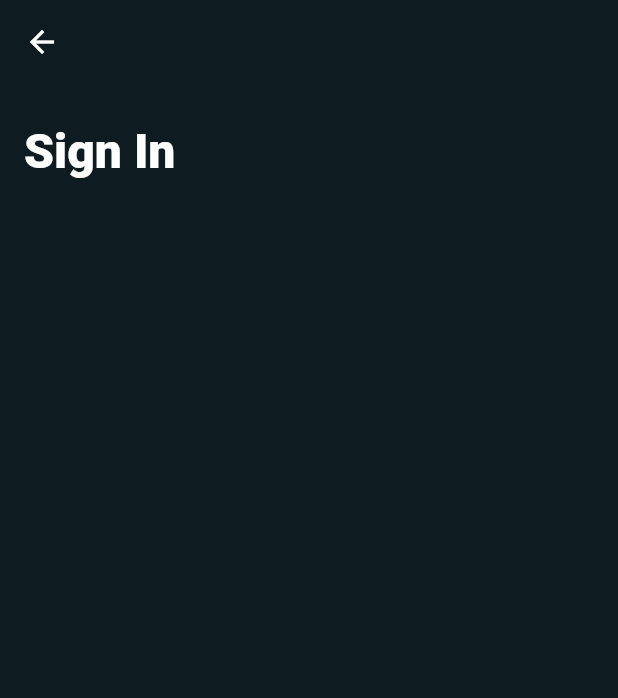
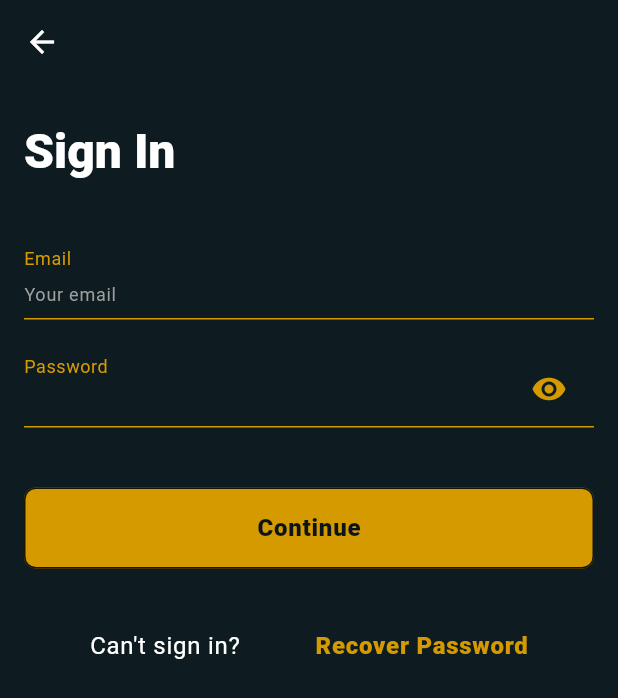
Before and after one commit to hery-alex/pixelfield_test, a Flutter app: the screen it shows after launch, after a tap on "Sign in first", on a phone screen of 412 x 824 dp. Shown: the top 698 px of the screen. Run offline on Flutter 3.47's test engine with Material 3 defaults, Android fonts, the light colour scheme and no system bars; our stand-ins replace rxdart.

Commit message:
sign in process

```diff
--- a/lib/config/app_theme.dart
+++ b/lib/config/app_theme.dart
@@ -29,6 +29,9 @@ class PixelFieldTheme {
      ),
      bodyLarge: TextStyle(
       fontSize: 16,
+     ),
+     bodyMedium: TextStyle(
+      fontSize: 12,
      )
    );
 
--- a/lib/routes/routes_configuration.dart
+++ b/lib/routes/routes_configuration.dart
@@ -1,6 +1,7 @@
 import 'package:flutter/material.dart';
 import 'package:pixelfield_test/screens/my_collection_main_screen.dart';
 import 'package:pixelfield_test/screens/sign_in/sign_in_screen.dart';
+import 'package:pixelfield_test/screens/sign_in/sing_in_provider.dart';
 import 'package:pixelfield_test/screens/welcome/welcome_screen.dart';
 
 
@@ -16,7 +17,7 @@ class RoutesConfiguration implements RouteConfig{
       case '/':
         return  const WelcomeScreen();
       case '/signIn':
-        return const SignInScreen();
+        return  SignInProvider(child:const SignInScreen());
       case '/myCollection':
         return const MyCollectionMainScreen();
       default :
--- a/lib/screens/my_collection_main_screen.dart
+++ b/lib/screens/my_collection_main_screen.dart
@@ -1,10 +1,14 @@
 import 'package:flutter/material.dart';
+import 'package:pixelfield_test/layout/layout.dart';
 
 class MyCollectionMainScreen extends StatelessWidget {
   const MyCollectionMainScreen({super.key});
 
   @override
   Widget build(BuildContext context) {
-    return const Placeholder();
+    return LayoutForBackground(
+      child: Text('here'),
+      showBackButton: false,
+      showBackgroundImage: false);
   }
 }
--- a/lib/screens/sign_in/sign_in_bloc.dart
+++ b/lib/screens/sign_in/sign_in_bloc.dart
@@ -1,5 +1,7 @@
+import 'dart:async';
 import 'dart:convert';
-
+import 'dart:developer';
+import 'package:flutter/material.dart';
 import 'package:flutter/services.dart';
 import 'package:pixelfield_test/screens/sign_in/sign_in_email_password_validators.dart';
 import 'package:rxdart/rxdart.dart';
@@ -14,14 +16,29 @@ final _passwordController = PublishSubject<String>();
 Stream<String> get loginEmail => _emailController.stream.transform(validateEmail);
 Stream<String> get loginPassword => _passwordController.stream.transform(validatePassword);
 
-void get submitValues => Rx.combineLatest2(loginEmail,loginPassword,(loginEm,loginPas) async{
-    await checkCredentials(loginEm,loginPas);
+
+
+Future<void> submitLogin(BuildContext context,String buttonemail,String buttonpass) => checkCredentials(context,buttonemail,buttonpass);
+Function(String) get addEmail => _emailController.sink.add;
+Function(String) get addPassword => _passwordController.sink.add;
+
+Stream<Map<String,String>> get submitValues => Rx.combineLatest([loginEmail,loginPassword],(values){
+  log('value $values');
+    return {
+      "email" :values[0],
+      "password":values[1]
+    };
 });
 
 
-Future<void> checkCredentials(String email, String password) async{
-   final String response = await rootBundle.loadString('assets/jsonData.json');
+Future<void> checkCredentials(BuildContext context,String userName , String password) async{
+   final String response = await rootBundle.loadString('assets/jsonData/jsonDataCredentials.json');
    final data = await json.decode(response);
+   for(var user in data['users']){
+    if(user['userName'] == userName && user['password'] == password){
+       Navigator.of(context).pushNamed('/myCollection');
+    }
+  }
 }
 
 
--- a/lib/screens/sign_in/sign_in_box.dart
+++ b/lib/screens/sign_in/sign_in_box.dart
@@ -1,5 +1,8 @@
 import 'package:flutter/material.dart';
 import 'package:pixelfield_test/config/size_config.dart';
+import 'package:pixelfield_test/screens/sign_in/sign_in_widgets/button_widget.dart';
+import 'package:pixelfield_test/screens/sign_in/sign_in_widgets/email_widget.dart';
+import 'package:pixelfield_test/screens/sign_in/sign_in_widgets/password_widget.dart';
 
 class LoginBox extends StatefulWidget {
   const LoginBox({super.key});
@@ -12,16 +15,6 @@ class _LoginBoxState extends State<LoginBox> {
 
    final _formKey = GlobalKey<FormState>();
 
-   final TextEditingController _textControllerEmailAddress = TextEditingController();
-   final TextEditingController _textControllerPassword = TextEditingController();
-
-
-  @override
-  void dispose() {
-    _textControllerPassword.dispose();
-    _textControllerEmailAddress.dispose();
-    super.dispose();
-  }
 
   @override
   Widget build(BuildContext context) {
@@ -30,9 +23,37 @@ class _LoginBoxState extends State<LoginBox> {
       height: 352,
       child: Form(
         key: _formKey,
-        child: Column(
+        child:  Column(
           children: [
-
+           const EmailSignIn(),
+           const SizedBox(height: 20),
+           const PasswordSignIn(),
+           const SizedBox(height: 40),
+           const SubmitButtonSignIn(),
+           const SizedBox(height: 40),
+            SizedBox(
+            child: Row(
+              mainAxisAlignment: MainAxisAlignment.center,
+              children: [
+                 Text.rich(
+                      TextSpan(
+                        text: 'Can\'t sign in?',
+                        style:Theme.of(context).textTheme.bodyLarge?.apply(
+                            color: Theme.of(context).colorScheme.onPrimary,
+                        )
+                    )),
+                    const  SizedBox(width: 50),
+                    Text.rich(
+                        TextSpan(
+                          text: 'Recover Password',
+                          style:Theme.of(context).textTheme.bodyLarge?.apply(
+                              color: Theme.of(context).colorScheme.primaryContainer,
+                              fontWeightDelta: 600
+                          )
+                      )),
+              ],
+            ),
+           )
           ],
         ),
       ),
--- a/lib/screens/sign_in/sign_in_email_password_validators.dart
+++ b/lib/screens/sign_in/sign_in_email_password_validators.dart
@@ -1,4 +1,5 @@
 import 'dart:async';
+import 'dart:developer';
 
 abstract class RegexValidators{
    RegExp? regex;
@@ -17,20 +18,21 @@ mixin class SignInValidators{
   final RegExp regex = RegExp(pattern);
 
   final validateEmail = StreamTransformer<String,String>.fromHandlers(handleData: (email,sink){
-     if(email.isEmpty || SignInValidators().regex.hasMatch(email)){
-      sink.addError('Enter a valid email');
+     log('data: $email');
+     if(email.isNotEmpty && SignInValidators().regex.hasMatch(email)){
+       sink.add(email);
      }else{
-      sink.add(email);
+       sink.addError('Enter a valid email');
      }
   });
 
 
   final validatePassword =  StreamTransformer<String, String>.fromHandlers(
       handleData: (device, sink) {
-    if (device.length > 3) {
+    if (device.length > 4) {
       sink.add(device);
     } else {
-      return sink.addError('Password must be more than 3 characters!');
+      return sink.addError('Password must be more than 4 characters!');
     }
   });
 
--- a/lib/screens/sign_in/sign_in_screen.dart
+++ b/lib/screens/sign_in/sign_in_screen.dart
@@ -1,5 +1,6 @@
 import 'package:flutter/material.dart';
 import 'package:pixelfield_test/layout/layout.dart';
+import 'package:pixelfield_test/screens/sign_in/sign_in_box.dart';
 
 class SignInScreen extends StatelessWidget {
   const SignInScreen({super.key});
@@ -22,7 +23,8 @@ class SignInScreen extends StatelessWidget {
                     fontWeightDelta: 400
                 )
              )),
-             const SizedBox(height: 40)
+             const SizedBox(height: 40),
+             const LoginBox()
            ],
         ),
       ),
--- a/lib/screens/sign_in/sign_in_user_model.dart
+++ /dev/null
@@ -1,3 +0,0 @@
-class SignInUsermodel {
-
-}
--- /dev/null
+++ b/lib/screens/sign_in/sign_in_widgets/button_widget.dart
@@ -0,0 +1,54 @@
+import 'dart:developer';
+
+import 'package:flutter/material.dart';
+import 'package:pixelfield_test/screens/sign_in/sing_in_provider.dart';
+
+class SubmitButtonSignIn extends StatelessWidget {
+  const SubmitButtonSignIn({super.key});
+
+  @override
+  Widget build(BuildContext context) {
+    return StreamBuilder<Object>(
+      stream: SignInProvider.of(context)!.singInBloc.submitValues,
+      builder: (context, AsyncSnapshot validButton) {
+           log('validButton:  ${validButton.data}');
+        return  ElevatedButton(
+                  style: ButtonStyle(
+                    elevation: WidgetStateProperty.all<double>(0.0),
+                    shape: WidgetStateProperty.all<OutlinedBorder>(
+                      const RoundedRectangleBorder(
+                        side: BorderSide(color: Colors.black87),
+                        borderRadius:
+                            BorderRadius.all(Radius.circular(8)),
+                      ),
+                    ),
+                    shadowColor: WidgetStateProperty.all<Color>(
+                        Colors.black54,
+                    ),
+                    backgroundColor: WidgetStateProperty.all<Color>(
+                      Theme.of(context).colorScheme.primaryContainer,
+                    ),
+                  ),
+                  onPressed: ()=> validButton.hasData  ? SignInProvider.of(context)!.singInBloc.submitLogin(context,validButton.data['email'],validButton.data['password']) : null,
+                  child: SizedBox(
+                    height: 54,
+                    width: double.infinity,
+                    child:Row(
+                mainAxisAlignment: MainAxisAlignment.center,
+                crossAxisAlignment: CrossAxisAlignment.center,
+                children: [
+                   Text.rich(
+                      TextSpan(
+                        text: 'Continue',
+                        style:Theme.of(context).textTheme.bodyLarge?.apply(
+                            color: Theme.of(context).colorScheme.surface,
+                            fontWeightDelta: 600
+                        )
+                    )),
+                ],
+              )
+            ));
+      }
+    );
+  }
+}
--- /dev/null
+++ b/lib/screens/sign_in/sign_in_widgets/email_widget.dart
@@ -0,0 +1,61 @@
+import 'package:flutter/material.dart';
+import 'package:pixelfield_test/screens/sign_in/sing_in_provider.dart';
+
+class EmailSignIn extends StatelessWidget {
+  const EmailSignIn({super.key});
+
+  @override
+  Widget build(BuildContext context) {
+    return StreamBuilder<Object>(
+      stream: SignInProvider.of(context)!.singInBloc.loginEmail,
+      builder: (context, AsyncSnapshot email) {
+        return TextFormField(
+                 onChanged: SignInProvider.of(context)!.singInBloc.addEmail,
+                    onTapOutside: (PointerDownEvent event) {
+                      FocusManager.instance.primaryFocus?.unfocus();
+                    },
+                  cursorColor: Theme.of(context).colorScheme.onPrimary,
+                  style: Theme.of(context).textTheme.bodyLarge!.apply(
+                     color: Theme.of(context).colorScheme.onPrimary
+                    ),
+                  decoration: InputDecoration(
+                    errorText: email.error?.toString(),
+                    labelText: 'Email ',
+                    floatingLabelAlignment: FloatingLabelAlignment.start,
+                    floatingLabelBehavior: FloatingLabelBehavior.always,
+                    labelStyle: Theme.of(context).textTheme.bodyLarge!.apply(
+                     color: Theme.of(context).colorScheme.primaryContainer
+                    ),
+                    errorStyle:const TextStyle(
+                        color: Colors.red,
+                        fontSize: 12,
+                        fontWeight: FontWeight.bold,
+                        fontStyle: FontStyle.normal,
+                      ),
+                    errorMaxLines: 3,
+                    contentPadding: const EdgeInsets.symmetric(vertical: 6),
+                    hintText: 'Your email',
+                    hintStyle:  const TextStyle(
+                      color: Colors.grey,
+                      fontSize: 12.0,
+                    ),
+                    prefixIconConstraints: const BoxConstraints(minWidth: 0, minHeight: 0),
+                    enabledBorder:  UnderlineInputBorder(
+                      borderSide: BorderSide(color: Theme.of(context).colorScheme.primaryContainer),
+                      ),
+                    focusedBorder:   UnderlineInputBorder(
+                      borderSide: BorderSide(color: Theme.of(context).colorScheme.primaryContainer),
+                      ),
+                    errorBorder:  UnderlineInputBorder(
+                      borderSide: BorderSide(color: Theme.of(context).colorScheme.primaryContainer),
+                      ),
+                    focusedErrorBorder: UnderlineInputBorder(
+                      borderSide: BorderSide(color: Theme.of(context).colorScheme.primaryContainer),
+                      ),
+
+                    ),
+                );
+      }
+    );
+  }
+}
--- /dev/null
+++ b/lib/screens/sign_in/sign_in_widgets/password_widget.dart
@@ -0,0 +1,82 @@
+import 'package:flutter/material.dart';
+import 'package:pixelfield_test/screens/sign_in/sing_in_provider.dart';
+
+class PasswordSignIn extends StatefulWidget {
+  const PasswordSignIn({super.key});
+
+  @override
+  State<PasswordSignIn> createState() => _PasswordSignInState();
+}
+
+class _PasswordSignInState extends State<PasswordSignIn> {
+
+  bool obscureText = true;
+
+  void chageVisibility(){
+    setState(() {
+      obscureText = !obscureText;
+    });
+  }
+
+  @override
+  Widget build(BuildContext context) {
+    return StreamBuilder<Object>(
+      stream: SignInProvider.of(context)!.singInBloc.loginPassword,
+      builder: (context, AsyncSnapshot password) {
+        return TextFormField(
+                 obscureText: obscureText,
+                  onChanged: SignInProvider.of(context)!.singInBloc.addPassword,
+                    onTapOutside: (PointerDownEvent event) {
+                      FocusManager.instance.primaryFocus?.unfocus();
+                    },
+                  cursorColor: Theme.of(context).colorScheme.onPrimary,
+                  style: Theme.of(context).textTheme.bodyLarge!.apply(
+                     color: Theme.of(context).colorScheme.onPrimary
+                    ),
+                  decoration: InputDecoration(
+                    suffixIcon: Padding(
+                      padding:const EdgeInsetsDirectional.only(end: 12),
+                      child: InkWell(
+                        onTap: chageVisibility,
+                        child: Icon(
+                          Icons.remove_red_eye,
+                          size: 24,
+                          color: Theme.of(context).colorScheme.primaryContainer,
+                        ),
+                      ),
+                    ),
+                    errorText: password.error?.toString(),
+                    labelText: 'Password ',
+                    floatingLabelAlignment: FloatingLabelAlignment.start,
+                    floatingLabelBehavior: FloatingLabelBehavior.always,
+                    labelStyle: Theme.of(context).textTheme.bodyLarge!.apply(
+                     color: Theme.of(context).colorScheme.primaryContainer
+                    ),
+                    errorStyle:const TextStyle(
+                        color: Colors.red,
+                        fontSize: 12,
+                        fontWeight: FontWeight.bold,
+                        fontStyle: FontStyle.normal,
+                      ),
+                    errorMaxLines: 3,
+                    contentPadding: const EdgeInsets.symmetric(vertical: 6),
+                    prefixIconConstraints: const BoxConstraints(minWidth: 0, minHeight: 0),
+                    enabledBorder:  UnderlineInputBorder(
+                      borderSide: BorderSide(color: Theme.of(context).colorScheme.primaryContainer),
+                      ),
+                    focusedBorder:   UnderlineInputBorder(
+                      borderSide: BorderSide(color: Theme.of(context).colorScheme.primaryContainer),
+                      ),
+                    errorBorder:  UnderlineInputBorder(
+                      borderSide: BorderSide(color: Theme.of(context).colorScheme.primaryContainer),
+                      ),
+                    focusedErrorBorder: UnderlineInputBorder(
+                      borderSide: BorderSide(color: Theme.of(context).colorScheme.primaryContainer),
+                      ),
+
+                    ),
+                );
+      }
+    );
+  }
+}
```
Also changed, not shown: assets/jsonData/jsonDataCredentials.json (+10 -4 lines).
